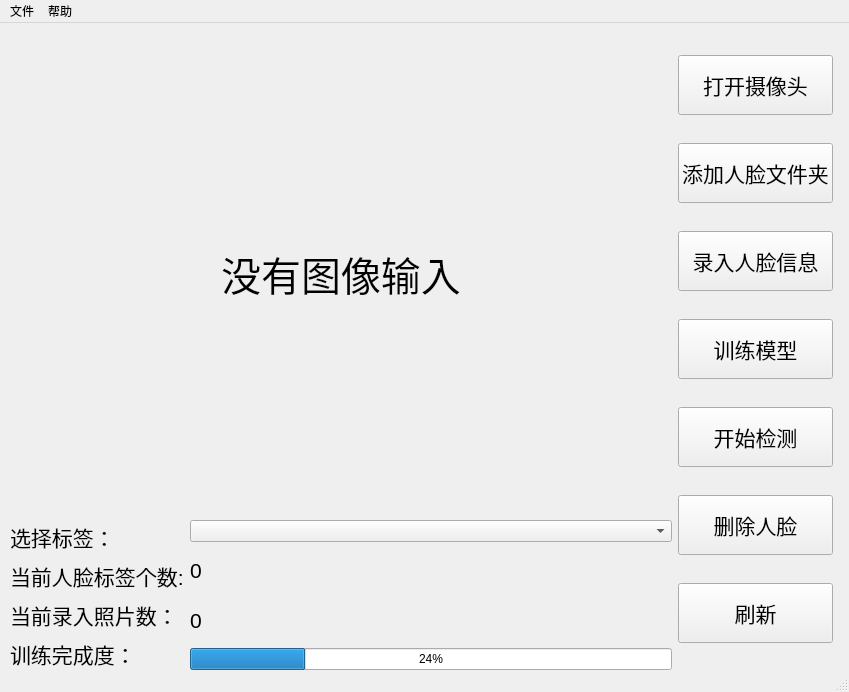
First picture: the form in main_ui.ui, repository akira4O4/PyQt5_Face_Recognition, before the edit.
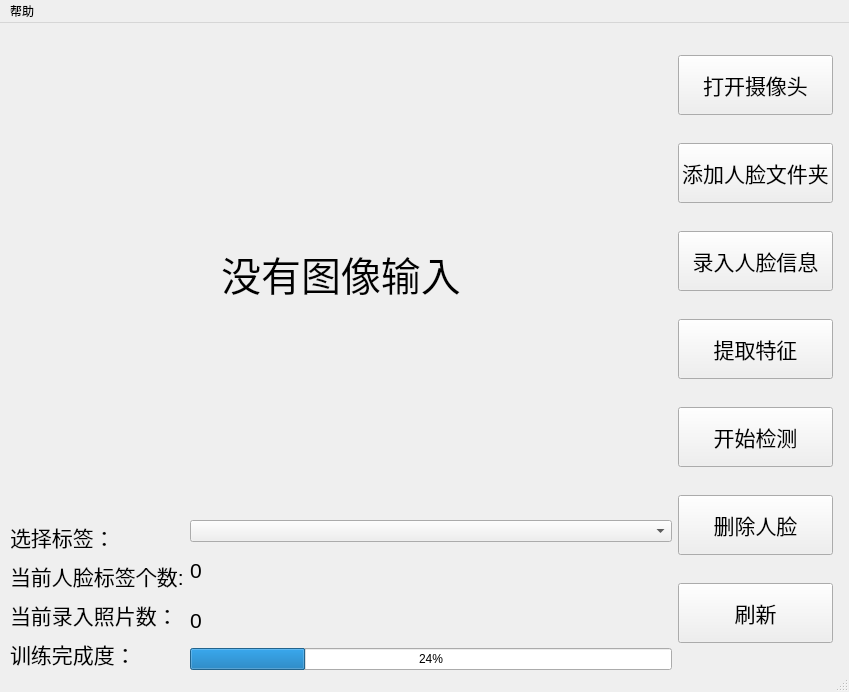
Second picture: the form after the edit.

Patch:
```diff
--- a/main_ui.ui
+++ b/main_ui.ui
@@ -252,7 +252,7 @@
           </font>
          </property>
          <property name="text">
-          <string>训练模型</string>
+          <string>提取特征</string>
          </property>
         </widget>
        </item>
@@ -371,14 +371,6 @@
      <height>26</height>
     </rect>
    </property>
-   <widget class="QMenu" name="menuFile">
-    <property name="title">
-     <string>文件</string>
-    </property>
-    <addaction name="actionAdd_Person"/>
-    <addaction name="separator"/>
-    <addaction name="actionExit"/>
-   </widget>
    <widget class="QMenu" name="menuHelp">
     <property name="title">
      <string>帮助</string>
@@ -386,7 +378,6 @@
     <addaction name="actionInstructions"/>
     <addaction name="actionauthor"/>
    </widget>
-   <addaction name="menuFile"/>
    <addaction name="menuHelp"/>
   </widget>
   <widget class="QStatusBar" name="statusbar"/>
```
